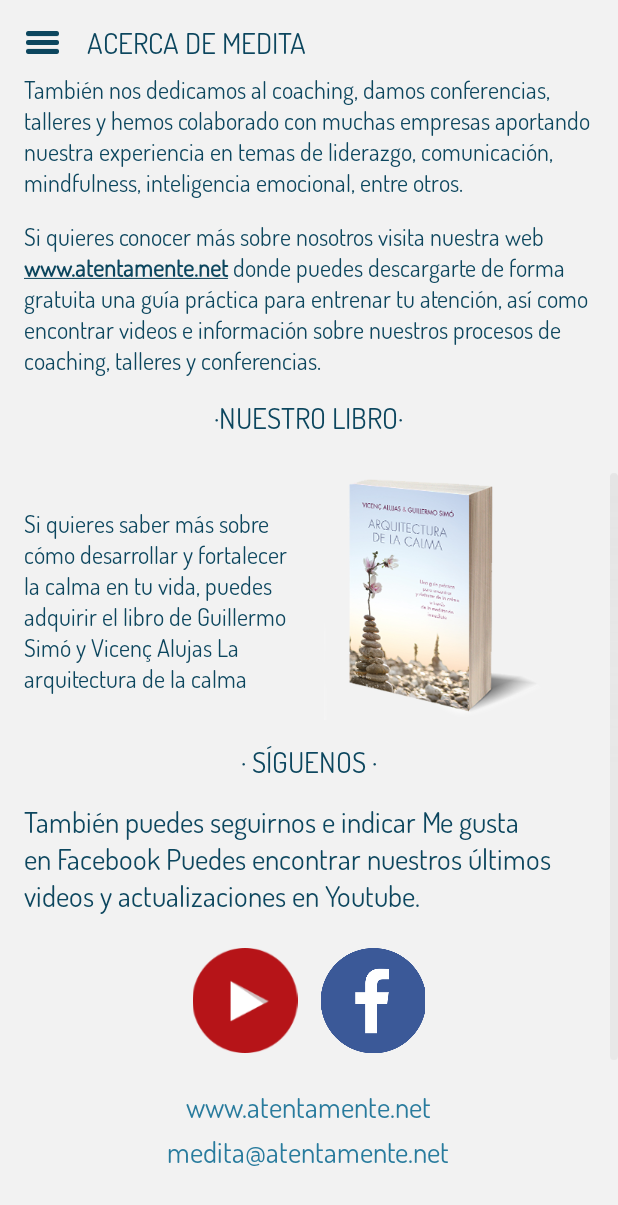
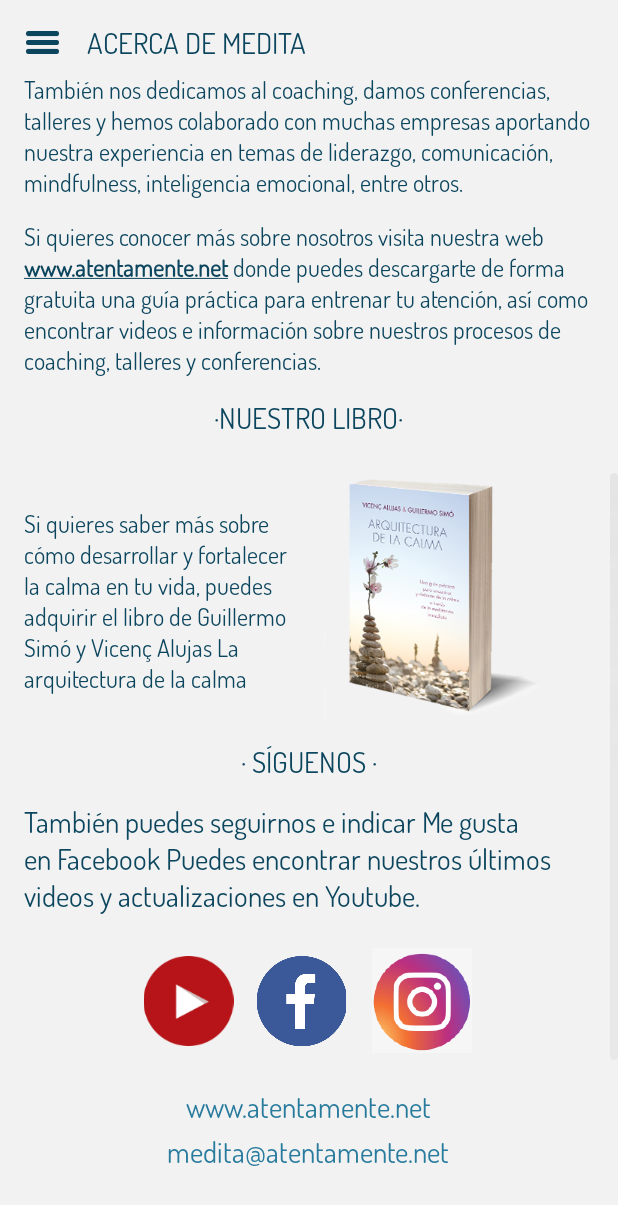
Before and after one commit to NoeSelfin/MEDITA-FINAL, an Android app: the Acercade screen opened directly, with no data from a screen before it, scrolled down 529 dp, on a phone screen of 412 x 824 dp. Shown: the top 1205 px of the screen. Run offline under Robolectric (Android 15) with nearby library versions, the phone set to English and light mode, and no system bars.

Commit message:
Actualización de las nuevas tareas de la lista

```diff
--- a/app/src/main/java/org/simo/medita/Acercade.java
+++ b/app/src/main/java/org/simo/medita/Acercade.java
@@ -70,6 +70,7 @@ public class Acercade extends Activity{
 		web.setTypeface(font);
 		ImageView youtube = (ImageView)findViewById(R.id.id_acercade_youtube);
 		ImageView facebook = (ImageView)findViewById(R.id.id_acercade_facebook);
+		ImageView instagram = (ImageView)findViewById(R.id.id_acercade_instagram);
 		LinearLayout atras = (LinearLayout)findViewById(R.id.id_acercade_atras);
 
 		TextView newsletter_btn = (TextView)findViewById(R.id.id_acercade_newsletter_btn);
@@ -131,6 +132,13 @@ public class Acercade extends Activity{
 				startActivity(new Intent(Intent.ACTION_VIEW, Uri.parse(Config.facebook_atentamente)));
 			}
 		});
+		instagram.setOnClickListener(new OnClickListener() {
+			@Override
+			public void onClick(View arg0) {
+				startActivity(new Intent(Intent.ACTION_VIEW, Uri.parse(Config.instagram_atentamente)));
+			}
+		});
+
 		atras.setOnClickListener(new OnClickListener() {
 			@Override
 			public void onClick(View arg0) {
--- a/app/src/main/java/org/simo/medita/extras/HttpConnection.java
+++ b/app/src/main/java/org/simo/medita/extras/HttpConnection.java
@@ -48,7 +48,9 @@ public class HttpConnection {
 	        // Add your data
 	        List<NameValuePair> nameValuePairs = new ArrayList<NameValuePair>(1);
 	        nameValuePairs.add(new BasicNameValuePair("params", params));
-	        httppost.setEntity(new UrlEncodedFormEntity(nameValuePairs));
+			httppost.setEntity(new UrlEncodedFormEntity(nameValuePairs));
+
+			httppost.setHeader("User-Agent", "Chrome/23.0.1271.95");
 
 	        Log.i("medita_params",params);
 
@@ -56,6 +58,8 @@ public class HttpConnection {
 	        HttpParams httpParameters = new BasicHttpParams();
 	        HttpConnectionParams.setConnectionTimeout(httpParameters, CONN_TIMEOUT);
 	        HttpConnectionParams.setSoTimeout(httpParameters, SO_TIMEOUT);
+            //httppost.setHeader("Content-Type", "application/json");
+            httppost.setHeader("Accept", "application/json");
 
 	        httpclient.setParams(httpParameters);
 
--- a/app/src/main/res/layout/activity_acercade.xml
+++ b/app/src/main/res/layout/activity_acercade.xml
@@ -177,8 +177,8 @@
 		    android:orientation="horizontal">
 		     <ImageView
 		         android:id="@+id/id_acercade_youtube"
-		        android:layout_width="85dp"
-		        android:layout_height="85dp"
+		        android:layout_width="75dp"
+		        android:layout_height="75dp"
 		        android:layout_weight="0.5"
 		        android:src="@drawable/btn_youtube"
 		        android:layout_marginTop="15dp"
@@ -186,13 +186,22 @@
 		        android:layout_gravity="center"/>
 		      <ImageView
 		          android:id="@+id/id_acercade_facebook"
-		        android:layout_width="85dp"
-		        android:layout_height="85dp"
+		        android:layout_width="75dp"
+		        android:layout_height="75dp"
 		        android:layout_weight="0.5"
 		        android:src="@drawable/btn_facebook"
 		        android:layout_marginTop="15dp"
 		        android:paddingBottom="15dp"
 		        android:layout_gravity="center"/>
+			   <ImageView
+				   android:id="@+id/id_acercade_instagram"
+				   android:layout_width="85dp"
+				   android:layout_height="85dp"
+				   android:layout_weight="0.5"
+				   android:src="@drawable/btn_instagram"
+				   android:layout_marginTop="15dp"
+				   android:paddingBottom="15dp"
+				   android:layout_gravity="center"/>
 		 </LinearLayout>
 		 <TextView
 	            android:id="@+id/id_acercade_web"
```
Also changed, not shown: app/src/main/java/org/simo/medita/Config.java (+13 -6 lines), app/src/main/res/drawable-xhdpi/btn_instagram.jpg (added), 8 other files.
